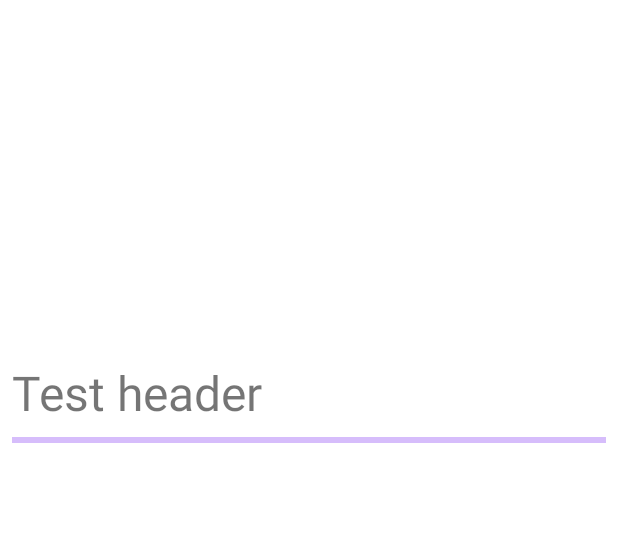
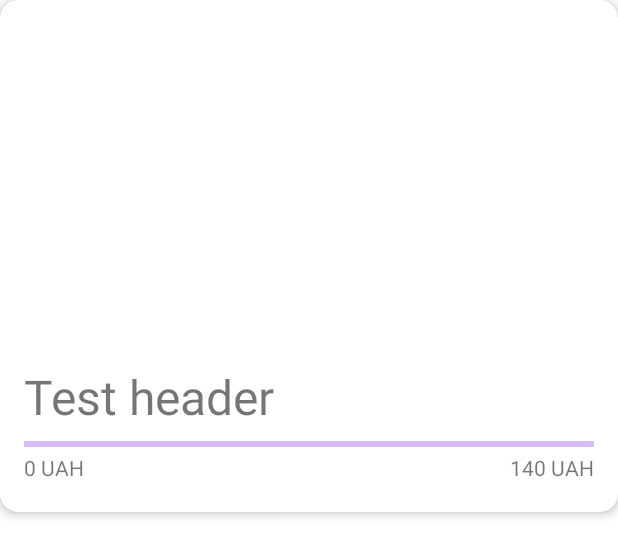
Before and after one commit to uptechteam/halo, an Android app: the layout donation_card.xml on its own in the app's theme, with its tools: preview values and no code run, on a phone screen of 412 x 824 dp. Shown: the top 556 px of the screen. Run offline under Robolectric (Android 15) with nearby library versions, the phone set to English and light mode, and no system bars.

Commit message:
donation card

```diff
--- a/app/src/main/java/com/uptech/halo/MainActivity.kt
+++ b/app/src/main/java/com/uptech/halo/MainActivity.kt
@@ -28,13 +28,13 @@ class MainActivity : AppCompatActivity() {
   }
 
   private fun initScreen() {
-    binding.sigOut.setOnClickListener {
+    /*binding.sigOut.setOnClickListener {
       signOut()
     }
 
     binding.openShop.setOnClickListener {
 
-    }
+    }*/
   }
 
 
--- a/app/src/main/res/layout/donation_card.xml
+++ b/app/src/main/res/layout/donation_card.xml
@@ -1,15 +1,24 @@
 <?xml version="1.0" encoding="utf-8"?>
-<androidx.constraintlayout.widget.ConstraintLayout xmlns:android="http://schemas.android.com/apk/res/android"
+<com.google.android.material.card.MaterialCardView
+    xmlns:android="http://schemas.android.com/apk/res/android"
+    xmlns:app="http://schemas.android.com/apk/res-auto"
+    xmlns:tools="http://schemas.android.com/tools"
+    android:layout_width="match_parent"
+    android:layout_height="wrap_content"
+    app:cardCornerRadius="12dp"
+    app:cardElevation="4dp">
+  <androidx.constraintlayout.widget.ConstraintLayout
       android:layout_width="match_parent"
       android:layout_height="match_parent"
-    xmlns:app="http://schemas.android.com/apk/res-auto"
-    xmlns:tools="http://schemas.android.com/tools"
+      android:layout_marginHorizontal="8dp"
+      android:layout_marginTop="12dp"
+      android:layout_marginBottom="20dp"
       >
-
     <ImageView
         android:id="@+id/image"
         android:layout_width="0dp"
         android:layout_height="0dp"
+        android:scaleType="centerCrop"
         app:layout_constraintDimensionRatio="h,16:9"
         app:layout_constraintTop_toTopOf="parent"
         app:layout_constraintStart_toStartOf="parent"
@@ -39,4 +48,27 @@
         app:layout_constraintTop_toBottomOf="@id/header"
         />
 
+    <TextView
+        android:id="@+id/achieved"
+        android:layout_width="wrap_content"
+        android:layout_height="wrap_content"
+        android:layout_marginTop="4dp"
+        android:layout_marginStart="8dp"
+        app:layout_constraintStart_toStartOf="parent"
+        app:layout_constraintTop_toBottomOf="@id/progress"
+        tools:text="0 UAH"
+        />
+
+    <TextView
+        android:id="@+id/target"
+        android:layout_width="wrap_content"
+        android:layout_height="wrap_content"
+        android:layout_marginTop="4dp"
+        android:layout_marginEnd="8dp"
+        app:layout_constraintEnd_toEndOf="parent"
+        app:layout_constraintTop_toBottomOf="@id/progress"
+        tools:text="140 UAH"
+        />
+
   </androidx.constraintlayout.widget.ConstraintLayout>
+</com.google.android.material.card.MaterialCardView>
--- a/app/src/main/res/navigation/nav_graph.xml
+++ b/app/src/main/res/navigation/nav_graph.xml
@@ -5,9 +5,9 @@
     android:id="@+id/nav_graph"
     app:startDestination="@id/donationsActivity">
 
-  <activity
+  <fragment
       android:id="@+id/donationsActivity"
-      android:name="com.uptech.halo.DonationsActivity"
+      android:name="com.uptech.halo.donation.DonationFragment"
       android:label="donations_fragment"
       tools:layout="@layout/donations_fragment" />
 </navigation>
```
Also changed, not shown: app/build.gradle (+11 -1 lines), app/src/main/java/com/uptech/halo/DonationFragment.kt (deleted, +0 -18 lines), app/src/main/java/com/uptech/halo/donation/Donation.kt (added, +8 -0 lines), app/src/main/java/com/uptech/halo/donation/DonationFragment.kt (added, +42 -0 lines), app/src/main/java/com/uptech/halo/donation/DonationsEpoxyController.kt (added, +18 -0 lines), app/src/main/java/com/uptech/halo/epoxyView/DonationCard.kt (added, +38 -0 lines), app/src/main/java/com/uptech/halo/epoxyView/PackageConfig.kt (added, +7 -0 lines), app/src/main/res/layout/donations_fragment.xml (+14 -1 lines). Lines whose indentation alone changed are shown as unchanged.
